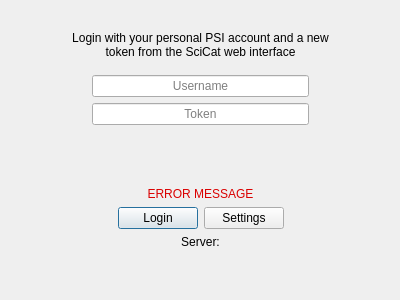
This is PSIArchiver/login.ui in paulscherrerinstitute/scicat-qt as Qt 5 draws it before an edit. The edited form follows.
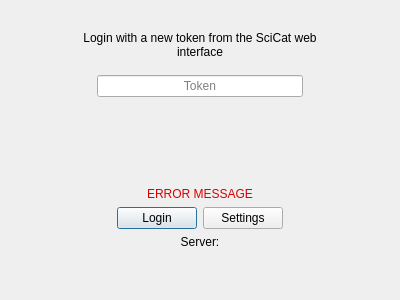
This is the edited form.

Commit message: feat: keep token only login dialog

Diff of the .ui file:
```diff
--- a/PSIArchiver/login.ui
+++ b/PSIArchiver/login.ui
@@ -50,7 +50,7 @@
        <item>
         <widget class="QLabel" name="labelHint">
          <property name="text">
-          <string>Login with your personal PSI account and a new token from the SciCat web interface</string>
+          <string>Login with a new token from the SciCat web interface</string>
          </property>
          <property name="alignment">
           <set>Qt::AlignCenter</set>
@@ -96,16 +96,6 @@
          </item>
          <item>
           <layout class="QVBoxLayout" name="verticalLayout">
-           <item>
-            <widget class="QLineEdit" name="lineEditUsername">
-             <property name="alignment">
-              <set>Qt::AlignCenter</set>
-             </property>
-             <property name="placeholderText">
-              <string>Username</string>
-             </property>
-            </widget>
-           </item>
            <item>
             <widget class="QLineEdit" name="lineEditPassword">
              <property name="echoMode">
```
The commit also changes 8 other files.
